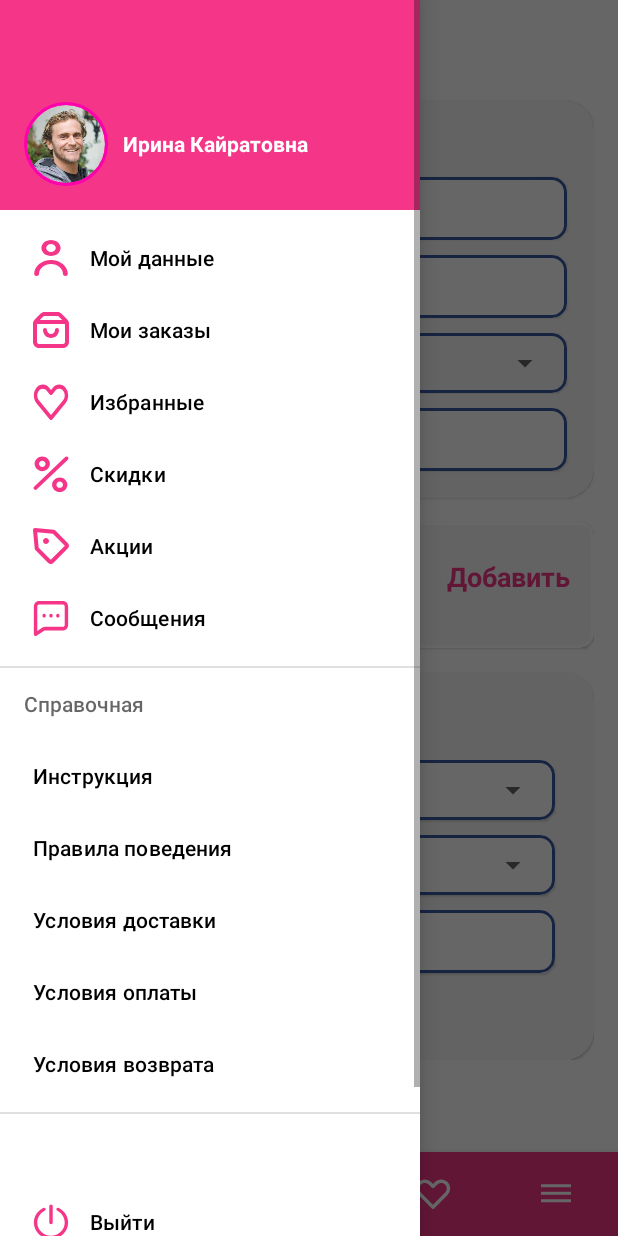
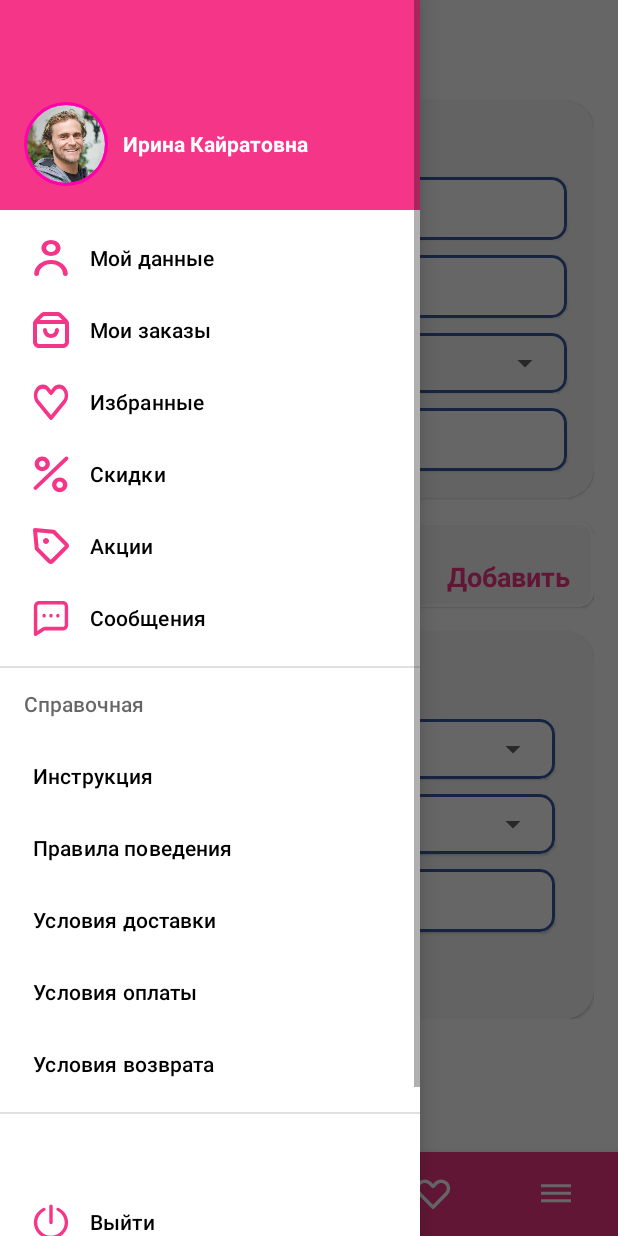
Before and after one commit to KomiljonTurayev/Kidya_example2, an Android app: the AccountFragment screen opened through its navigation route, with the side drawer open, on a phone screen of 412 x 824 dp. Run offline under Robolectric (Android 15) with nearby library versions, the phone set to English and light mode, and no system bars; our stand-ins replace CircleImageView, navigation-ui; 1 statement that could not run was skipped.

```diff
--- a/app/src/main/java/com/example/kidya_example/ui/drawer/AccountFragment.kt
+++ b/app/src/main/java/com/example/kidya_example/ui/drawer/AccountFragment.kt
@@ -13,9 +13,10 @@ import com.example.kidya_example.R
 import kotlinx.android.synthetic.main.fragment_account.*
 import java.util.*
 
-class AccountFragment : Fragment(), DatePickerDialog.OnDateSetListener{
-
-    //val k:clickListener?=null
+class AccountFragment : Fragment(), DatePickerDialog.OnDateSetListener,
+    DrawerAddChildFragment.OnInputListener2 {
+   private var parentView: LinearLayout? = null
+   private var parentView2: LinearLayout? = null
 
     override fun onCreateView(
         inflater: LayoutInflater, container: ViewGroup?,
@@ -28,12 +29,12 @@ class AccountFragment : Fragment(), DatePickerDialog.OnDateSetListener{
     override fun onViewCreated(view: View, savedInstanceState: Bundle?) {
         super.onViewCreated(view, savedInstanceState)
 
-        val lin = view.findViewById<View>(R.id.rlMain) as LinearLayout
+        parentView = view.findViewById(R.id.ll_left) as LinearLayout
+        parentView2 = view.findViewById(R.id.ll_right) as LinearLayout
 
         date_text.setOnClickListener {
+            setUserVisible()
             showDatePickerDialog()
-
-
         }
 
         imageAccountBack.setOnClickListener {
@@ -41,17 +42,17 @@ class AccountFragment : Fragment(), DatePickerDialog.OnDateSetListener{
         }
 
         addDialogText.setOnClickListener {
+
             showListDialog()
-
 
         }
 
-        var i = 0
+        spinner(view)
 
-        val mNum = getArguments()?.getInt("num");
-        val textView = TextView(requireContext())
-        textView.text = "textview# ${i++} $mNum"
-        lin.addView(textView)
+
+    }
+
+    private fun spinner(view: View) {
 
         val spinner: Spinner = view.findViewById(R.id.planets_spinner)
         ArrayAdapter.createFromResource(
@@ -80,21 +81,15 @@ class AccountFragment : Fragment(), DatePickerDialog.OnDateSetListener{
             adapter.setDropDownViewResource(android.R.layout.simple_spinner_dropdown_item)
             spinner3.adapter = adapter
         }
-
-        val dialog = DrawerAddChildFragment()
-        dialog.getClickItem { pos1, pos2, pos3 ->
-//            Toast.makeText(requireContext(), "$pos1, $pos2, $pos3 ", Toast.LENGTH_SHORT).show()
-          val kk   = pos1
-            Log.d("kkk",kk)
-            Toast.makeText(requireContext(), "pos1, pos2, pos3", Toast.LENGTH_SHORT).show()
-        }
     }
 
     private fun showListDialog() {
-        val dialog = DrawerAddChildFragment()
+        val dialog = DrawerAddChildFragment(this)
 
-        fragmentManager?.let { dialog.show(it, "example2") }
+        //fragmentManager?.let { dialog.show(it, "example2") }
+        dialog.show(childFragmentManager, "diLOG")
     }
+
 
     private fun showDatePickerDialog() {
 
@@ -114,6 +109,36 @@ class AccountFragment : Fragment(), DatePickerDialog.OnDateSetListener{
     }
 
 
+    fun setUserVisible() {
+        fragmentManager?.beginTransaction()?.detach(this)?.attach(this)?.commit();
+        Log.i("IsRefresh", "Yes")
+    }
 
 
+    companion object {
+        private const val TAG = "FirstActivity"
+        var komiljon = ""
+    }
+
+    override fun sendInputs(name: String, gender: String, age: String) {
+        Log.d("komiljon", "$name $gender $age")
+
+        val lin = parentView
+        val lin_left = parentView2
+
+        if (name.isNotEmpty()) {
+            var i = 0
+            val textView_name = TextView(requireContext())
+            val textView_gender = TextView(requireContext())
+            val textView_age = TextView(requireContext())
+            textView_name.text = "textview# ${i++} $name"
+            textView_gender.text = "textview# ${i++} $gender"
+            textView_age.text = "textview# ${i++} $age"
+            lin?.addView(textView_name)
+            lin?.addView(textView_gender)
+            lin_left?.addView(textView_age)
+        }else{
+            Toast.makeText(requireContext(), "Error", Toast.LENGTH_SHORT).show()
+        }
+    }
 }
--- a/app/src/main/res/drawable/ic_back.xml
+++ b/app/src/main/res/drawable/ic_back.xml
@@ -1,5 +1,5 @@
-<vector android:autoMirrored="true" android:height="20dp"
-    android:viewportHeight="20" android:viewportWidth="22"
-    android:width="22dp" xmlns:android="http://schemas.android.com/apk/res/android">
-    <path android:fillColor="@color/main_color" android:fillType="evenOdd" android:pathData="M20.3335,8.6667H4.5135L9.3575,2.8533C9.8295,2.288 9.7522,1.4467 9.1868,0.976C8.6202,0.504 7.7802,0.5813 7.3095,1.1467L0.6428,9.1467C0.5908,9.2093 0.5642,9.2827 0.5255,9.352C0.4935,9.408 0.4548,9.456 0.4308,9.5173C0.3708,9.6707 0.3348,9.832 0.3348,9.9947C0.3348,9.996 0.3335,9.9987 0.3335,10C0.3335,10.0013 0.3348,10.004 0.3348,10.0053C0.3348,10.168 0.3708,10.3293 0.4308,10.4827C0.4548,10.544 0.4935,10.592 0.5255,10.648C0.5642,10.7173 0.5908,10.7907 0.6428,10.8533L7.3095,18.8533C7.5735,19.1693 7.9522,19.3333 8.3335,19.3333C8.6348,19.3333 8.9375,19.232 9.1868,19.024C9.7522,18.5533 9.8295,17.712 9.3575,17.1467L4.5135,11.3333H20.3335C21.0695,11.3333 21.6668,10.736 21.6668,10C21.6668,9.264 21.0695,8.6667 20.3335,8.6667Z"/>
+<vector android:autoMirrored="true" android:height="12dp"
+    android:viewportHeight="12" android:viewportWidth="12"
+    android:width="12dp" xmlns:android="http://schemas.android.com/apk/res/android">
+    <path android:fillColor="@color/main_color" android:fillType="evenOdd" android:pathData="M7.4142,6L11.7072,1.707C12.0982,1.316 12.0982,0.684 11.7072,0.293C11.3162,-0.098 10.6842,-0.098 10.2933,0.293L6.0002,4.586L1.7072,0.293C1.3162,-0.098 0.6842,-0.098 0.2932,0.293C-0.0978,0.684 -0.0978,1.316 0.2932,1.707L4.5862,6L0.2932,10.293C-0.0978,10.684 -0.0978,11.316 0.2932,11.707C0.4882,11.902 0.7442,12 1.0002,12C1.2563,12 1.5122,11.902 1.7072,11.707L6.0002,7.414L10.2933,11.707C10.4882,11.902 10.7443,12 11.0002,12C11.2562,12 11.5122,11.902 11.7072,11.707C12.0982,11.316 12.0982,10.684 11.7072,10.293L7.4142,6Z"/>
 </vector>
--- a/app/src/main/res/layout/fragment_account.xml
+++ b/app/src/main/res/layout/fragment_account.xml
@@ -196,18 +196,21 @@
                 app:cardCornerRadius="10dp"
                 app:strokeWidth="2dp">
 
-                <LinearLayout
+                <androidx.constraintlayout.widget.ConstraintLayout
                     android:layout_width="match_parent"
-                    android:layout_height="match_parent"
-                    android:orientation="vertical">
+                    android:layout_height="wrap_content">
 
-                    <LinearLayout
+                   <LinearLayout
+                        android:id="@+id/linearLayout3"
                         android:layout_width="match_parent"
                         android:layout_height="wrap_content"
                         android:layout_margin="8dp"
                         android:background="#F9F9FB"
                         android:orientation="horizontal"
-                        android:padding="8dp">
+                        android:padding="8dp"
+                        app:layout_constraintEnd_toEndOf="parent"
+                        app:layout_constraintStart_toStartOf="parent"
+                        app:layout_constraintTop_toTopOf="parent">
 
                         <TextView
                             android:layout_width="0dp"
@@ -236,14 +239,48 @@
                     </LinearLayout>
 
                     <LinearLayout
-                        android:id="@+id/rlMain"
                         android:layout_width="match_parent"
                         android:layout_height="wrap_content"
                         android:orientation="vertical"
-                        android:scrollbars="vertical" />
+                        app:layout_constraintBottom_toBottomOf="parent"
+                        app:layout_constraintEnd_toEndOf="parent"
+                        app:layout_constraintStart_toStartOf="parent"
+                        app:layout_constraintTop_toBottomOf="@+id/linearLayout3">
+
+                        <LinearLayout
+                            android:layout_width="match_parent"
+                            android:layout_height="wrap_content"
+                            android:orientation="horizontal">
+
+                        <LinearLayout
+                            android:id="@+id/ll_left"
+                            android:layout_width="wrap_content"
+                            android:layout_height="wrap_content"
+                            android:orientation="vertical"
+                            app:layout_constraintBottom_toBottomOf="parent"
+                            app:layout_constraintStart_toStartOf="parent"
+                            app:layout_constraintTop_toBottomOf="@+id/linearLayout3" />
+
+                        <LinearLayout
+                            android:id="@+id/ll_right"
+                            android:layout_width="wrap_content"
+                            android:layout_height="wrap_content"
+                            android:orientation="vertical"
+                            app:layout_constraintBottom_toBottomOf="parent"
+                            app:layout_constraintEnd_toEndOf="parent"
+                            app:layout_constraintHorizontal_bias="0.5"
+                            app:layout_constraintTop_toBottomOf="@+id/linearLayout3" />
+                        <!--                            <ImageView-->
+                        <!--                                android:id="@+id/image"-->
+                        <!--                                android:layout_gravity="center"-->
+                        <!--                                android:layout_width="25dp"-->
+                        <!--                                android:layout_height="25dp"-->
+                        <!--                                android:src="@drawable/ic_back" />-->
 
 
-                </LinearLayout>
+                        </LinearLayout>
+                    </LinearLayout>
+                </androidx.constraintlayout.widget.ConstraintLayout>
 
             </com.google.android.material.card.MaterialCardView>
 
```
Also changed, not shown: app/src/main/java/com/example/kidya_example/MainActivity.kt (+5 -5 lines), app/src/main/java/com/example/kidya_example/ui/drawer/DrawerAddChildFragment.kt (+27 -17 lines), app/src/main/java/com/example/kidya_example/ui/drawer/FirstFragment.kt (added, +57 -0 lines), app/src/main/java/com/example/kidya_example/ui/drawer/MyCustomDialog.kt (added, +63 -0 lines), app/src/main/res/layout-v17/dialog_my_custom.xml (added, +61 -0 lines), app/src/main/res/layout/fragment_first.xml (added, +68 -0 lines), app/src/main/res/navigation/mobile_navigation.xml (+8 -0 lines), app/src/main/res/xml/fragment_account_xml_constraintlayout_scene.xml (added, +19 -0 lines).
